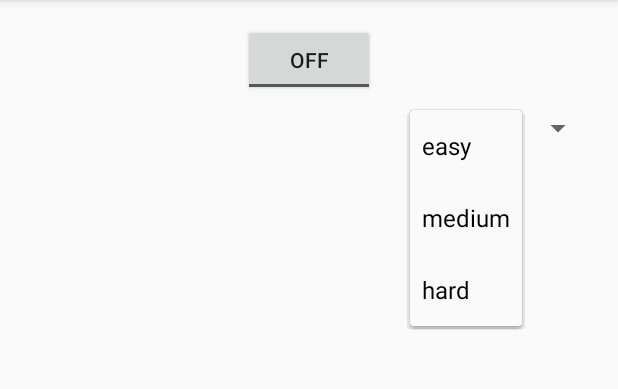
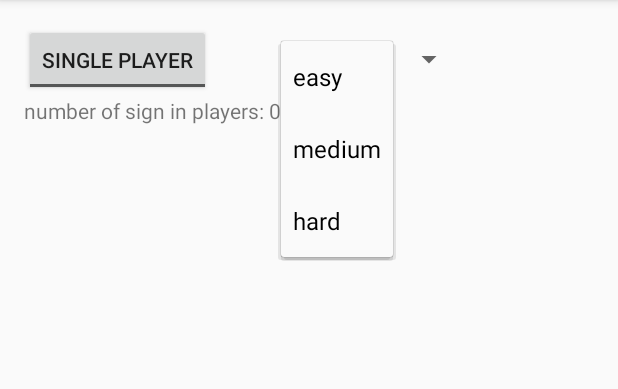
Before and after one commit to adeemwt/NewTankGame, an Android app: the highScores screen opened directly, with no data from a screen before it, after a tap on "easy", on a phone screen of 412 x 824 dp, the part 84-473 px from its top. Run offline under Robolectric (Android 15) with nearby library versions, the phone set to English and light mode, and no system bars; libraries missing offline, so code that uses them is left out: com.firebase.client; 2 statements that could not run were skipped.

Commit message:
chnges to high score activity

```diff
--- a/app/src/main/java/com/example/adeem/tankgame/highScores.java
+++ b/app/src/main/java/com/example/adeem/tankgame/highScores.java
@@ -1,11 +1,13 @@
 package com.example.adeem.tankgame;
 
+import android.content.res.Resources;
 import android.support.v7.app.AppCompatActivity;
 import android.os.Bundle;
 import android.view.View;
 import android.widget.AdapterView;
 import android.widget.ArrayAdapter;
 import android.widget.ExpandableListView;
+import android.widget.ImageView;
 import android.widget.ListView;
 import android.widget.Spinner;
 import android.widget.TextView;
@@ -16,15 +18,25 @@ import com.firebase.client.Firebase;
 import com.firebase.client.FirebaseError;
 import com.firebase.client.ValueEventListener;
 
+import java.util.ArrayList;
+import java.util.Collections;
 import java.util.Iterator;
 
 public class highScores extends AppCompatActivity implements View.OnClickListener{
 
+    final static String BTNLABALE1 = "multi player";
+    final static String BTNLABALE2 = "single player";
     Spinner spinner;
-  //  ExpandableListView  PlayerList;
     ToggleButton button;
+    long sumOfPlayers =0;
+    TextView txt;
+    ArrayList<playerHS> players = new ArrayList<>();
 
-    TextView txt;
+    public enum sortModes {
+        Escore, Mscore, Hscore,KD
+    }
+    sortModes sortMode = sortModes.Escore;
+
     @Override
     protected void onCreate(Bundle savedInstanceState) {
         super.onCreate(savedInstanceState);
@@ -33,28 +45,26 @@ public class highScores extends AppCompatActivity implements View.OnClickListene
         txt = (TextView)  findViewById(R.id.testingtxt);
         txt.setText("");
         button = (ToggleButton) findViewById(R.id.highscoresButton);
-      //  PlayerList = (ExpandableListView) findViewById(R.id.highscoresListView) ;
         spinner = (Spinner) findViewById(R.id.spinnerDiffeculty);
         ArrayAdapter<CharSequence> adapter = ArrayAdapter.createFromResource(this,
                 R.array.Diff_spinner, android.R.layout.simple_spinner_item);
         adapter.setDropDownViewResource(android.R.layout.simple_spinner_dropdown_item);
         spinner.setAdapter(adapter);
-//
-
+        button.setTextOff(BTNLABALE1);
+        button.setTextOn(BTNLABALE2);
+        button.setText(BTNLABALE2);
         spinner.setOnItemSelectedListener(new AdapterView.OnItemSelectedListener() {
             @Override
             public void onItemSelected(AdapterView<?> parent, View view, int position, long id) {
-
                 fillSingle();
             }
 
             @Override
             public void onNothingSelected(AdapterView<?> parent) {
-
                 // sometimes you need nothing here
             }
         });
-
+        getDataFromFireBase();
         fillSingle();
 
        button.setOnClickListener(this);
@@ -62,64 +72,91 @@ public class highScores extends AppCompatActivity implements View.OnClickListene
 
     @Override
     public void onClick(View v) {
-        if(button.isChecked())
-        fillSingle();
-        else
+        if(button.isChecked()) {
+            fillSingle();
+            spinner.setVisibility(View.VISIBLE);
+        } else {
             fillMulti();
+            spinner.setVisibility(View.GONE);
+        }
     }
 
 
     public void fillMulti(){
 
+        txt.setText("number of sign in players: " + sumOfPlayers+"\n\n");
+
+        sortMode = sortModes.KD;
+        Collections.sort(players);
+        for (playerHS player : players)
+            txt.setText(txt.getText() + player.printMultiKD());
+
     }
     public void fillSingle(){
+
+        Resources res = getResources();
+        String[] diffSpinner = res.getStringArray(R.array.Diff_spinner);
+
+
+        txt.setText("number of sign in players: " + sumOfPlayers+"\n\n");
+
+        if(spinner.getSelectedItem().toString().equals(diffSpinner[0])) {
+            sortMode = sortModes.Escore;
+            Collections.sort(players);
+            for (playerHS player : players)
+                txt.setText(txt.getText() + player.printEscore());
+
+
+        }else  if(spinner.getSelectedItem().toString().equals(diffSpinner[1])) {
+            sortMode = sortModes.Mscore;
+            Collections.sort(players);
+            for (playerHS player : players)
+                txt.setText(txt.getText() + player.printMscore());
+
+
+        }else  if(spinner.getSelectedItem().toString().equals(diffSpinner[2])) {
+            sortMode = sortModes.Hscore;
+            Collections.sort(players);
+            for (playerHS player : players)
+                txt.setText(txt.getText() + player.printHscore());
+
+        }
+    }
+    public void getDataFromFireBase(){
 
         Firebase ref = new Firebase("https://tankgameproject-85eb4.firebaseio.com/users/");
         // Attach an listener to read the data at our posts reference
         ref.addValueEventListener(new ValueEventListener() {
             @Override
             public void onDataChange(DataSnapshot snapshot) {
-                txt.setText("There are " + snapshot.getChildrenCount() + " blog posts");
-                for (DataSnapshot postSnapshot: snapshot.getChildren()) {
-//                    BlogPost post = postSnapshot.getValue(BlogPost.class);
-//                    System.out.println(post.getAuthor() + " - " + post.getTitle());
-      //           txt.setText(txt.getText()+"\n" + postSnapshot.getValue(String.class)); mabe youll go learn for yor exam and illl finish it? adeem?
+                sumOfPlayers = snapshot.getChildrenCount();
+
+                Resources res = getResources();
+                String[] diffSpinner = res.getStringArray(R.array.Diff_spinner);
+
+                for (DataSnapshot postSnapshot: snapshot.getChildren()) { // go over all players
                     String usernameKey =  postSnapshot.getKey();
-                    txt.setText(txt.getText()+"\n" +usernameKey);
-                    Iterator it  =postSnapshot.getChildren().iterator();
+                    playerHS player = new playerHS(usernameKey);
 
-                    for (DataSnapshot postSnapshot2: postSnapshot.getChildren())
+                    for (DataSnapshot postSnapshot2: postSnapshot.getChildren()) // look for singlePlayer
                     {
                         if(postSnapshot2.getKey().equals("singlePlayer")){
-                            for (DataSnapshot postSnapshot3: postSnapshot2.getChildren()){
-                                if(postSnapshot3.getKey().equals(spinner.getSelectedItem().toString())){
-                                    txt.setText(txt.getText() +" the score : " + postSnapshot3.getValue());
+                            for (DataSnapshot postSnapshot3: postSnapshot2.getChildren()){ // look for difficulty
+
+                                if(postSnapshot3.getKey().equals(diffSpinner[0])){
+                                    player.setEscore(Integer.parseInt((String)postSnapshot3.getValue()));
+
+                                } else if(postSnapshot3.getKey().equals(diffSpinner[1])){
+                                    player.setMscore(Integer.parseInt((String)postSnapshot3.getValue()));
+
+                                } else if(postSnapshot3.getKey().equals(diffSpinner[2])){
+                                    player.setHscore(Integer.parseInt((String)postSnapshot3.getValue()));
                                 }
                             }
-                        }
+
+                        } /// else multi
                     }
-//                    Firebase ref2 = new Firebase("https://tankgameproject-85eb4.firebaseio.com/users/" + usernameKey+"/signlePlayer/" + spinner.getSelectedItem().toString()  );
-//                    ref2.addValueEventListener(new ValueEventListener() {
-//                                                   @Override
-//                                                   public void onDataChange(DataSnapshot dataSnapshot) {
-//                                                       if(dataSnapshot.getValue(String.class)!=null);
-//                                                       txt.setText(txt.getText() + " the score is " +dataSnapshot.getValue(String.class) );
-//
-//                                                   }
-//
-//                                                   @Override
-//                                                   public void onCancelled(FirebaseError firebaseError) {
-//
-//                                                   }
-//                                               }
-//                    );
-//                    while(it.hasNext()) {
-//                        Object element = it.next();
-//                        if()
-//                        System.out.print(element + " ");
-//                    }
-
-
+                    players.add(player);
                 }
             }
             @Override
@@ -127,7 +164,89 @@ public class highScores extends AppCompatActivity implements View.OnClickListene
                 System.out.println("The read failed: " + firebaseError.getMessage());
             }
         });
+
     }
 
+    public class playerHS implements Comparable{ // for high score printing only
+        int Escore=-1;
+        int Mscore=-1;
+        int Hscore=-1;
+        int multiKill=-1;
+        int multiDeth=-1;
+        String name;
+
+        public playerHS(String name,int Escore,int Mscore,int Hscore,int multiKill,int multiDeth){
+            this.Escore=Escore;
+            this.Mscore=Mscore;
+            this.Hscore=Hscore;
+            this.name=name;
+            this.multiKill=multiKill;
+            this.multiDeth=multiDeth;
+        }
+        public playerHS(String name){
+            this.name=name;
+        }
+
+        public void setEscore(int escore) {
+            Escore = escore;
+        }
+
+        public void setHscore(int hscore) {
+            Hscore = hscore;
+        }
+
+        public void setMscore(int mscore) {
+            Mscore = mscore;
+        }
+
+        public void setMultiDeth(int multiDeth) {
+            this.multiDeth = multiDeth;
+        }
+
+        public void setMultiKill(int multiKill) {
+            this.multiKill = multiKill;
+        }
+
+        String printEscore(){
+        if(Escore != -1)
+            return name+" scored :" + Escore+"\n";
+        return "";
+        }
+        String printMscore(){
+            if(Mscore != -1)
+                return name+" scored :" + Mscore+"\n";
+            return "";
+        }
+        String printHscore(){
+            if(Hscore != -1)
+                return name+" scored :" + Hscore+"\n";
+            return "";
+        }
+        String printMultiKD(){
+            if((multiKill != -1) && (multiDeth != -1))
+                return name+" K =" + multiKill+" D = "+multiDeth+"\n";
+            return "";
+        }
+
+        @Override
+        public int compareTo(Object another) {
+            playerHS anotherPlayesHS = (playerHS) another;
+            if (sortMode == sortModes.Escore)
+                return this.Escore - anotherPlayesHS.Escore;
+
+            else if (sortMode == sortModes.Mscore)
+                return this.Mscore - anotherPlayesHS.Mscore;
+
+            else if (sortMode == sortModes.Hscore)
+                return this.Hscore - anotherPlayesHS.Hscore;
+
+            else  { //sortMode == sortModes.KD default
+
+                if (this.multiKill != anotherPlayesHS.multiKill)
+                    return this.multiKill - anotherPlayesHS.multiKill;
+                return anotherPlayesHS.multiDeth - this.multiDeth;
+            }
+        }
+    }
 
 }
--- a/app/src/main/res/layout/activity_high_scores.xml
+++ b/app/src/main/res/layout/activity_high_scores.xml
@@ -1,5 +1,5 @@
 <?xml version="1.0" encoding="utf-8"?>
-<RelativeLayout xmlns:android="http://schemas.android.com/apk/res/android"
+<GridLayout xmlns:android="http://schemas.android.com/apk/res/android"
     xmlns:tools="http://schemas.android.com/tools"
     android:layout_width="match_parent"
     android:layout_height="match_parent"
@@ -7,16 +7,19 @@
     android:paddingLeft="@dimen/activity_horizontal_margin"
     android:paddingRight="@dimen/activity_horizontal_margin"
     android:paddingTop="@dimen/activity_vertical_margin"
-    tools:context="com.example.adeem.tankgame.highScores">
+    tools:context="com.example.adeem.tankgame.highScores"
+    android:rowCount="2"
+    android:columnCount="2">
 
     <Spinner
         android:layout_width="wrap_content"
         android:layout_height="wrap_content"
         android:id="@+id/spinnerDiffeculty"
         android:spinnerMode="dropdown"
-        android:layout_alignParentTop="true"
-        android:layout_alignParentEnd="true"
-        android:layout_marginTop="57dp" />
+
+        android:layout_row="0"
+        android:layout_column="1"
+         />
 
     <ToggleButton
         android:layout_width="wrap_content"
@@ -24,17 +27,17 @@
         android:text="New ToggleButton"
         android:id="@+id/highscoresButton"
         android:checked="false"
-        android:layout_alignParentTop="true"
-        android:layout_centerHorizontal="true" />
+        android:layout_row="0"
+        android:layout_column="0"
+        />
 
     <TextView
         android:layout_width="wrap_content"
         android:layout_height="wrap_content"
         android:text="New Text"
         android:id="@+id/testingtxt"
-        android:layout_below="@+id/spinnerDiffeculty"
-        android:layout_alignParentStart="true"
-        android:layout_alignParentBottom="true"
-        android:layout_alignParentEnd="true" />
+        android:layout_row="1"
+        android:layout_column="0"
+         />
 
-</RelativeLayout>
+</GridLayout>
```
Also changed, not shown: app/src/main/java/com/example/adeem/tankgame/inGameMap.java (+9 -4 lines).
